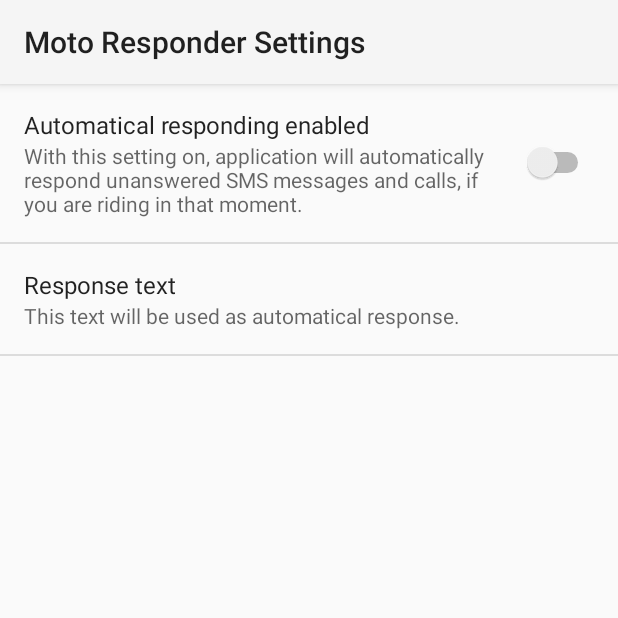
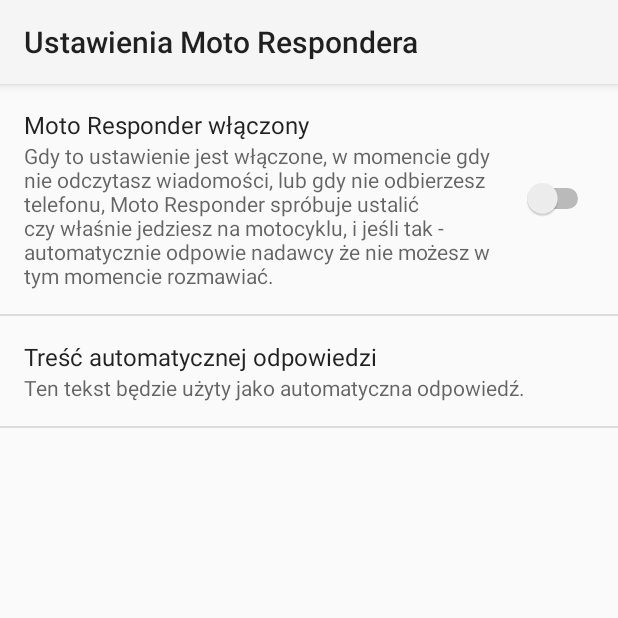
Before and after one commit to orzechowskikamil/motoresponder, an Android app: the screen it shows after launch (SettingsActivity), on a phone screen of 412 x 824 dp, the top half of it. Run offline under Robolectric (Android 15) with nearby library versions, the phone set to English and light mode, and no system bars; libraries missing offline, so code that uses them is left out: org.slf4j.

Commit message:
Polish localization #92

```diff
--- a/app/src/main/res/values/strings.xml
+++ b/app/src/main/res/values/strings.xml
@@ -1,21 +1,22 @@
 <resources>
     <string name="app_name">Moto Responder</string>
-    <string name="settings_activity_label">Moto Responder Settings</string>
+    <string name="settings_activity_label">Ustawienia Moto Respondera</string>
 
-    <string name="responder_on_summary">With this setting on, application will automatically respond unanswered SMS
-        messages and calls, if you are riding in that moment.
+    <string name="responder_on_summary">Gdy to ustawienie jest włączone, w momencie gdy nie odczytasz wiadomości, lub
+        gdy nie odbierzesz telefonu, Moto Responder spróbuje ustalić czy właśnie jedziesz na motocyklu, i jeśli tak -
+        automatycznie odpowie nadawcy że nie możesz w tym momencie rozmawiać.
     </string>
-    <string name="responder_on_title">Automatical responding enabled</string>
+    <string name="responder_on_title">Moto Responder włączony</string>
 
-    <string name="response_text_title">Response text</string>
-    <string name="response_text_summary">This text will be used as automatical response.</string>
+    <string name="response_text_title">Treść automatycznej odpowiedzi</string>
+    <string name="response_text_summary">Ten tekst będzie użyty jako automatyczna odpowiedź.</string>
 
     <!--<string name="response_delay_title">Respond delay</string>-->
     <!--<string name="response_delay_summary">The time in seconds after which the response will be sent</string>-->
 
     <!-- DEFAULT VALUES -->
-    <string name="default_response_text">(Automatical response) Hello, I am riding my motorcycle now. I will call you
-        back when I will run out of fuel.
+    <string name="default_response_text">(Automatyczna odpowiedź) Cześć. W tym momencie jeżdzę motocyklem. Oddzwonię gdy
+        skończy mi się paliwo.
     </string>
 
     <!-- KEYS -->
```
